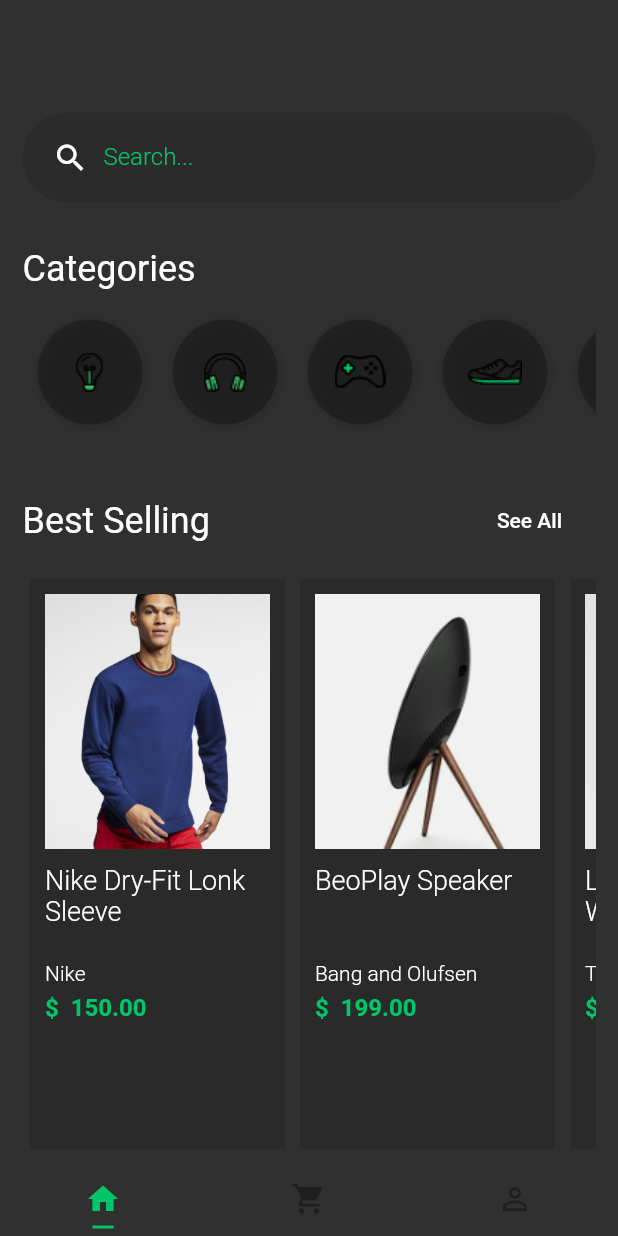
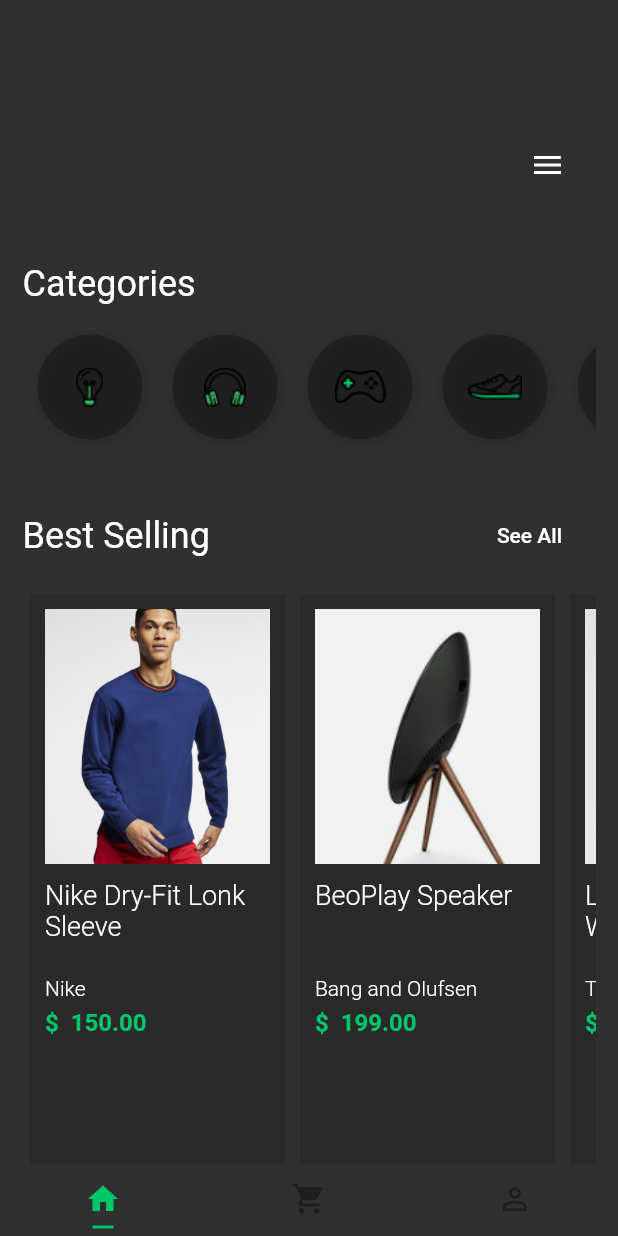
Before and after one commit to franciscpd/shopping_flutter, a Flutter app: the screen it shows after launch, on a phone screen of 412 x 824 dp. Run offline on Flutter 3.47's test engine with Material 2 defaults, Android fonts, the phone set to English and light mode, and no system bars; our stand-ins replace flutter_money_formatter.

Commit message:
Add animations

```diff
--- a/lib/pages/product.page.dart
+++ b/lib/pages/product.page.dart
@@ -38,10 +38,13 @@ class ProductPage extends StatelessWidget {
               pinned: true,
               flexibleSpace: FlexibleSpaceBar(
                 centerTitle: true,
-                background: Image.asset(
-                  image,
-                  width: double.infinity,
-                  fit: BoxFit.fitWidth,
+                background: Hero(
+                  tag: image,
+                  child: Image.asset(
+                    image,
+                    width: double.infinity,
+                    fit: BoxFit.fitWidth,
+                  ),
                 ),
               ),
             ),
--- /dev/null
+++ b/lib/widgets/animated-input.widget.dart
@@ -0,0 +1,102 @@
+import 'package:flutter/material.dart';
+
+class AnimatedInput extends StatelessWidget {
+  final AnimationController controller;
+  final Animation<Color> containerColorAnim;
+  final Animation<double> containerOpacityAnim;
+  final Animation<double> containerBorderRadiusAnim;
+  final Animation<double> containerSizeAnim;
+
+  AnimatedInput({this.controller})
+      : containerOpacityAnim = Tween(
+          begin: 0.0,
+          end: 1.0,
+        ).animate(
+          CurvedAnimation(
+            parent: controller,
+            curve: Interval(0.7, 0.9),
+          ),
+        ),
+        containerSizeAnim = Tween(
+          begin: 60.0,
+          end: 280.0,
+        ).animate(
+          CurvedAnimation(
+            parent: controller,
+            curve: Interval(0.2, 0.3),
+          ),
+        ),
+        containerBorderRadiusAnim = Tween(
+          begin: 0.0,
+          end: 30.0,
+        ).animate(
+          CurvedAnimation(
+            parent: controller,
+            curve: Interval(0.25, 0.4),
+          ),
+        ),
+        containerColorAnim = ColorTween(
+          begin: Colors.white.withOpacity(0),
+          end: Colors.black12,
+        ).animate(
+          CurvedAnimation(
+            parent: controller,
+            curve: Interval(0.0, 0.25),
+          ),
+        );
+
+  @override
+  Widget build(BuildContext context) {
+    return AnimatedBuilder(
+      builder: _animate,
+      animation: controller,
+    );
+  }
+
+  Widget _animate(context, child) {
+    return Container(
+      height: 60,
+      decoration: BoxDecoration(
+        color: containerColorAnim.value,
+        borderRadius: BorderRadius.all(
+          Radius.circular(containerBorderRadiusAnim.value),
+        ),
+      ),
+      margin: EdgeInsets.all(5),
+      width: containerSizeAnim.value,
+      child: Opacity(
+        opacity: containerOpacityAnim.value,
+        child: Row(
+          children: <Widget>[
+            SizedBox(
+              width: 20,
+            ),
+            Icon(Icons.search),
+            SizedBox(
+              width: 20,
+            ),
+            Container(
+              width: 200,
+              child: TextFormField(
+                keyboardType: TextInputType.text,
+                decoration: InputDecoration(
+                  border: InputBorder.none,
+                  labelText: 'Search...',
+                  labelStyle: TextStyle(
+                    color: Theme.of(context).primaryColor,
+                    fontWeight: FontWeight.w300,
+                    fontSize: 16,
+                  ),
+                ),
+                style: TextStyle(
+                  fontSize: 20,
+                  color: Theme.of(context).primaryColor,
+                ),
+              ),
+            ),
+          ],
+        ),
+      ),
+    );
+  }
+}
--- a/lib/widgets/product/product-item.widget.dart
+++ b/lib/widgets/product/product-item.widget.dart
@@ -49,11 +49,14 @@ class ProductItem extends StatelessWidget {
                 ),
               );
             },
-            child: Image.asset(
-              image,
-              width: 170,
-              height: 170,
-              fit: BoxFit.cover,
+            child: Hero(
+              tag: image,
+              child: Image.asset(
+                image,
+                width: 170,
+                height: 170,
+                fit: BoxFit.cover,
+              ),
             ),
           ),
           SizedBox(
--- a/lib/widgets/search-box.widget.dart
+++ b/lib/widgets/search-box.widget.dart
@@ -1,42 +1,63 @@
 import 'package:flutter/material.dart';
+import 'package:shopping/widgets/animated-input.widget.dart';
 
-class SearchBox extends StatelessWidget {
+class SearchBox extends StatefulWidget {
+  @override
+  _SearchBoxState createState() => _SearchBoxState();
+}
+
+class _SearchBoxState extends State<SearchBox>
+    with SingleTickerProviderStateMixin {
+  AnimationController _controller;
+  bool menuOpened = false;
+
+  @override
+  void initState() {
+    super.initState();
+
+    _controller = new AnimationController(
+      vsync: this,
+      duration: Duration(
+        seconds: 1,
+      ),
+    );
+  }
+
+  @override
+  void dispose() {
+    _controller.dispose();
+    super.dispose();
+  }
+
   @override
   Widget build(BuildContext context) {
-    return Container(
-      decoration: BoxDecoration(
-        color: Colors.black.withOpacity(0.1),
-        borderRadius: BorderRadius.all(
-          Radius.circular(128),
+    return Row(
+      mainAxisAlignment: MainAxisAlignment.spaceBetween,
+      children: <Widget>[
+        AnimatedInput(
+          controller: _controller,
         ),
-      ),
-      height: 60,
-      padding: EdgeInsets.only(left: 20),
-      child: Row(
+        Container(
+          margin: EdgeInsets.only(right: 20),
+          width: 40,
+          child: Column(
+            mainAxisAlignment: MainAxisAlignment.center,
             children: <Widget>[
-          Icon(Icons.search),
-          Container(
-            width: 300,
-            padding: EdgeInsets.only(left: 10),
-            child: TextFormField(
-              keyboardType: TextInputType.text,
-              decoration: InputDecoration(
-                border: InputBorder.none,
-                labelText: 'Search...',
-                labelStyle: TextStyle(
-                  color: Theme.of(context).primaryColor,
-                  fontWeight: FontWeight.w300,
-                  fontSize: 16,
-                ),
-              ),
-              style: TextStyle(
-                fontSize: 20,
-                color: Theme.of(context).primaryColor,
-              ),
+              FlatButton(
+                onPressed: () {
+                  !menuOpened ? _controller.forward() : _controller.reverse();
+                  menuOpened = !menuOpened;
+                },
+                child: AnimatedIcon(
+                  icon: AnimatedIcons.menu_close,
+                  progress: _controller,
+                  semanticLabel: 'Open Menu',
                 ),
               ),
             ],
           ),
+        ),
+      ],
     );
   }
 }
```
Lines whose indentation alone changed are shown as unchanged.
